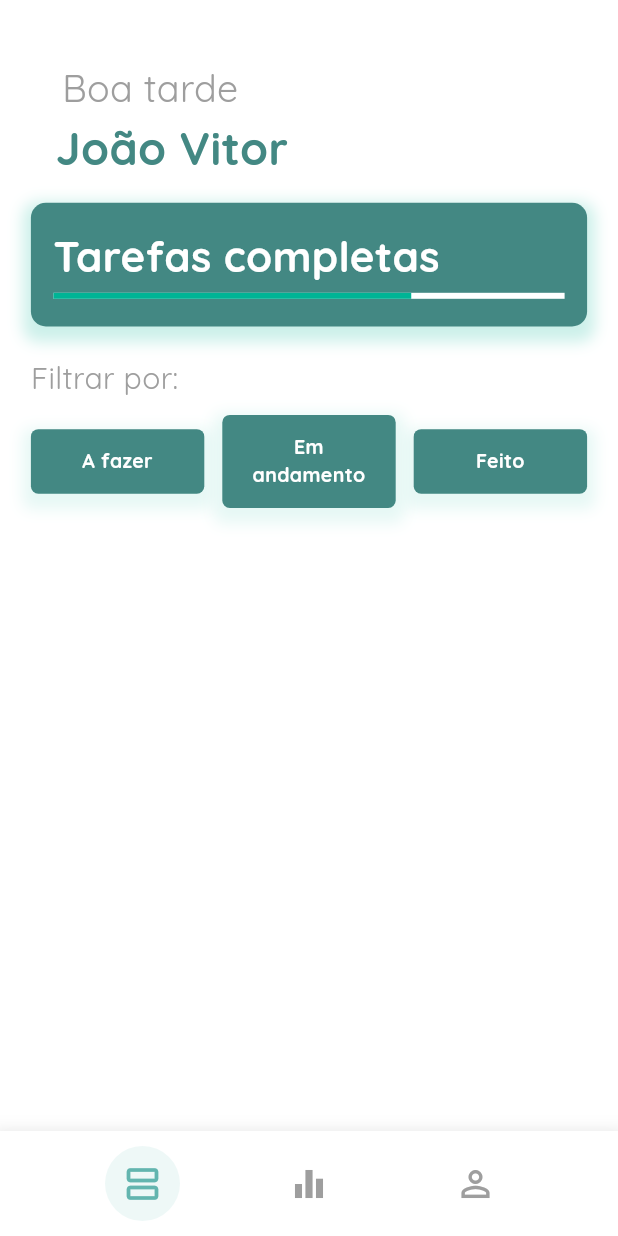
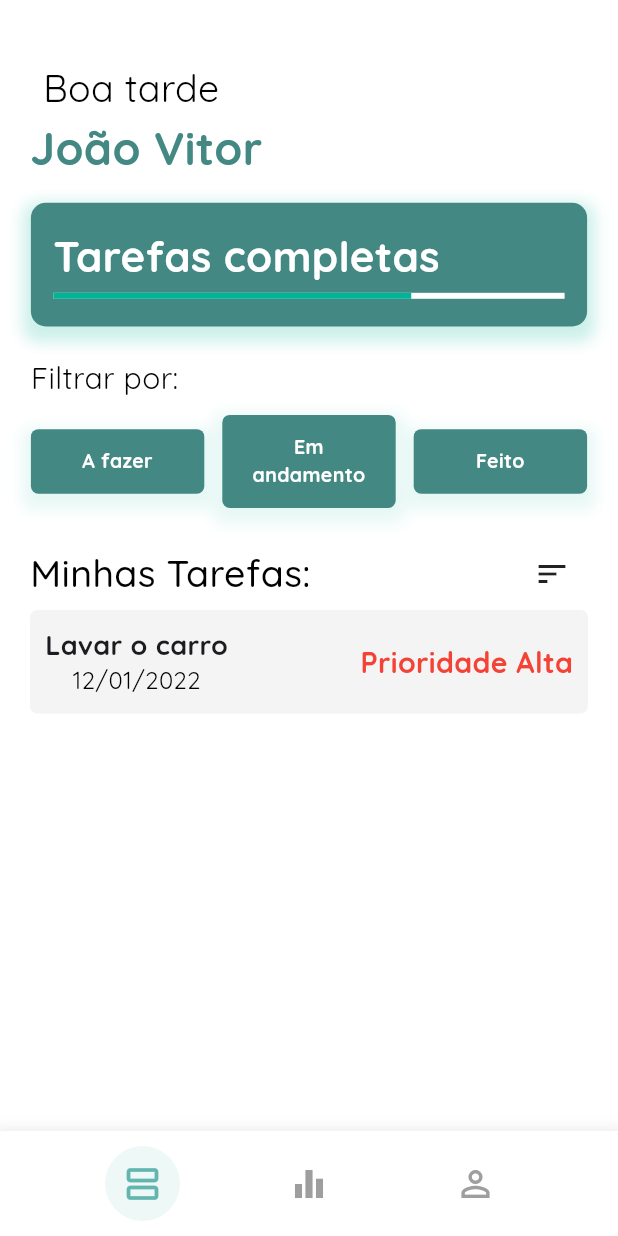
Before and after one commit to FirmianoGit/To-do-tasks-mobile-flutter, a Flutter app: the screen it shows after launch, on a phone screen of 412 x 824 dp. Run offline on Flutter 3.47's test engine with Material 3 defaults, Android fonts, the phone set to English and light mode, and no system bars; our stand-ins replace go_router.

Commit message:
implementada a UI do botão de Ordenação das tarefas

```diff
--- a/financy/lib/ui/TasksView/tasks_screen.dart
+++ b/financy/lib/ui/TasksView/tasks_screen.dart
@@ -1,8 +1,9 @@
 import 'package:financy_app/ui/TasksView/widget/Tastks_filter/filter_row.dart';
-import 'package:financy_app/ui/TasksView/widget/Tastks_filter/selectable_task_button.dart';
+import 'package:financy_app/ui/TasksView/widget/order_menu_button.dart';
 import 'package:financy_app/ui/TasksView/widget/tasks_completed_widget.dart';
 import 'package:financy_app/ui/TasksView/widget/tasks_screen_top.dart';
 import 'package:financy_app/ui/core/theme/app_colors.dart';
+import 'package:financy_app/ui/core/theme/app_text_styles.dart';
 import 'package:flutter/material.dart';
 
 class TasksScreen extends StatelessWidget {
@@ -15,15 +16,82 @@ class TasksScreen extends StatelessWidget {
     final screenHeight = MediaQuery.of(context).size.height;
 
     final totalWidth = screenWidth * 0.9;
-    final spacing = 12.0; // espaçamento entre os botões
+    const spacing = 12.0; // espaçamento entre os botões
     final buttonWidth = (totalWidth - 2 * spacing) / 3;
 
     return Scaffold(
       body: Column(
         children: [
           TasksScreentop(screenHeight: screenHeight),
-          TasksCompletedWidget(screenHeight: screenHeight, screenWidth: screenWidth),
-          Filtersrow(totalWidth: totalWidth, buttonWidth: buttonWidth)
+          TasksCompletedWidget(
+              screenHeight: screenHeight, screenWidth: screenWidth),
+          Filtersrow(totalWidth: totalWidth, buttonWidth: buttonWidth),
+          Padding(
+            padding: const EdgeInsets.symmetric(horizontal: 20),
+            child: Align(
+              alignment: Alignment.center,
+              child: Column(
+                children: [
+                  Row(
+                    mainAxisAlignment: MainAxisAlignment.spaceBetween,
+                    children: [
+                      Text(
+                        'Minhas Tarefas:',
+                        style: AppTextStyles.midText.copyWith(
+                            color: Colors.black,
+                            fontSize: 25,
+                            fontWeight: FontWeight.w500),
+                      ),
+                      OrderMenuButton(
+                        onSelected: (value) {
+                          if (value == 'recentes') {
+                            // TODO: Fazer a logica que troca a listagem com base na ordenação desejada
+                          } else if (value == 'antigas') {
+                            // TODO: Fazer a logica que troca a listagem com base na ordenação desejada
+                          }
+                        },
+                      ),
+                    ],
+                  ),
+                  Container(
+                    decoration: BoxDecoration(
+                      color: const Color(0xFFF4F4F4),
+                      borderRadius: BorderRadius.circular(5)
+                    ),
+                    child: Padding(
+                      padding: const EdgeInsets.symmetric(vertical: 10),
+                      child: Row(
+                        mainAxisAlignment: MainAxisAlignment.spaceBetween,
+                        children: [
+                          Padding(
+                            padding: const EdgeInsets.symmetric(horizontal: 10),
+                            child: Column(
+                              children: [
+                                Text(
+                                  'Lavar o carro',
+                                  style: AppTextStyles.midText
+                                      .copyWith(fontSize: 18),
+                                ),
+                                Text(
+                                  '12/01/2022',
+                                  style: AppTextStyles.thinText.copyWith(
+                                      color: Colors.black, fontSize: 16),
+                                )
+                              ],
+                            ),
+                          ),
+                          Padding(
+                            padding: const EdgeInsets.symmetric(horizontal: 10),
+                            child: Text('Prioridade Alta', style: AppTextStyles.bigText.copyWith(fontSize: 19, color: Colors.red),),
+                          ),
+                        ],
+                      ),
+                    ),
+                  )
+                ],
+              ),
+            ),
+          )
         ],
       ),
       backgroundColor: AppColors.white,
--- a/financy/lib/ui/TasksView/widget/Tastks_filter/filter_row.dart
+++ b/financy/lib/ui/TasksView/widget/Tastks_filter/filter_row.dart
@@ -28,7 +28,7 @@ class Filtersrow extends StatelessWidget {
                   child: Text(
                     'Filtrar por:',
                     style: AppTextStyles.thinText.copyWith(
-                      color: Colors.grey,
+                      color: Colors.black,
                       fontSize: 20,
                     ),
                   ),
--- /dev/null
+++ b/financy/lib/ui/TasksView/widget/order_menu_button.dart
@@ -0,0 +1,29 @@
+import 'package:financy_app/ui/core/theme/app_colors.dart';
+import 'package:financy_app/ui/core/theme/app_text_styles.dart';
+import 'package:flutter/material.dart';
+
+class OrderMenuButton extends StatelessWidget {
+  final void Function(String) onSelected;
+
+  const OrderMenuButton({super.key, required this.onSelected});
+
+  @override
+  Widget build(BuildContext context) {
+    return PopupMenuButton<String>(
+      icon: const Icon(Icons.sort), // Ícone do botão
+      onSelected: onSelected,
+      color: AppColors.white,
+      borderRadius: BorderRadius.circular(15),
+      itemBuilder: (BuildContext context) => [
+         PopupMenuItem<String>(
+          value: 'recentes',
+          child: Text('Mais recentes', style: AppTextStyles.midText.copyWith(fontSize: 15),),
+        ),
+        PopupMenuItem<String>(
+          value: 'antigas',
+          child: Text('Mais antigas', style: AppTextStyles.midText.copyWith(fontSize: 15)),
+        ),
+      ],
+    );
+  }
+}
--- a/financy/lib/ui/TasksView/widget/tasks_screen_top.dart
+++ b/financy/lib/ui/TasksView/widget/tasks_screen_top.dart
@@ -17,17 +17,17 @@ class TasksScreentop extends StatelessWidget {
       child: Column(children: [
         Padding(
           padding: EdgeInsets.only(
-              top: screenHeight * 0.05, left: screenHeight * 0.01),
+              top: screenHeight * 0.05),
           child: Text(
             'Boa tarde',
             style: AppTextStyles.thinText.copyWith(
               fontSize: 25,
-              color: Colors.grey,
+              color: Colors.black,
             ),
           ),
         ),
         Padding(
-          padding: EdgeInsets.only(left: screenHeight * 0.045),
+          padding: EdgeInsets.only(left: 20),
           child: Text('João Vitor',
           style: AppTextStyles.bigText.copyWith(color: AppColors.greenLightTwo, fontSize: 30)),
         )
```
